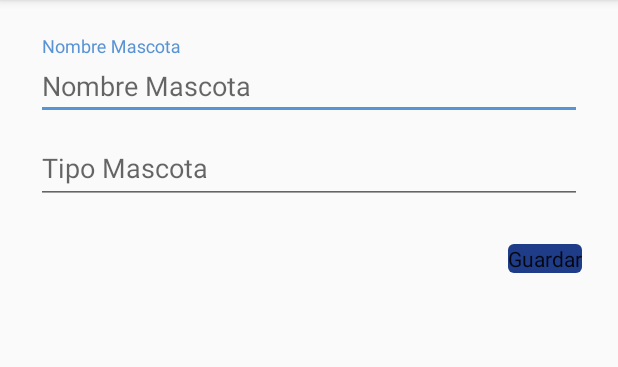
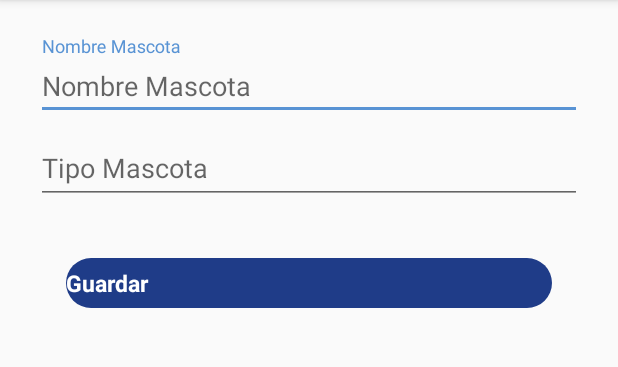
Before and after one commit to Rosi2/Spetcare, an Android app: the mascota screen opened directly, with no data from a screen before it, on a phone screen of 412 x 824 dp, the part 84-451 px from its top. Run offline under Robolectric (Android 15) with nearby library versions, the phone set to English and light mode, and no system bars; our stand-ins replace Firebase (no records; nobody signed in at launch, a user with empty details on screens opened directly).

Commit message:
cambio boton mascota

```diff
--- a/app/src/main/res/layout/activity_mascota.xml
+++ b/app/src/main/res/layout/activity_mascota.xml
@@ -49,10 +49,21 @@
 
             <android.support.design.button.MaterialButton
                 android:id="@+id/guardar"
-                android:layout_width="wrap_content"
+                android:layout_width="match_parent"
                 android:layout_height="wrap_content"
+                android:layout_marginLeft="20dp"
+                android:layout_marginTop="15dp"
+                android:layout_marginRight="20dp"
+                android:layout_marginBottom="10dp"
+                android:background="@drawable/button_rgt2"
+                android:textAllCaps="false"
+                android:textColor="#ffff"
+                android:textSize="15dp"
+                android:textStyle="bold"
+                android:onClick="miMascota"
                 android:layout_alignParentEnd="true"
                 android:layout_alignParentRight="true"
+
                 android:text= "Guardar" />
 
         </RelativeLayout>
--- a/app/src/main/res/layout/activity_welcome.xml
+++ b/app/src/main/res/layout/activity_welcome.xml
@@ -56,6 +56,8 @@
             android:textStyle="bold"
             android:onClick="miMascota"
             android:text="Mi mascota"
+            android:layout_alignParentEnd="true"
+            android:layout_alignParentRight="true"
             tools:layout_editor_absoluteX="279dp"
             tools:layout_editor_absoluteY="9dp" />
     </LinearLayout>
```
